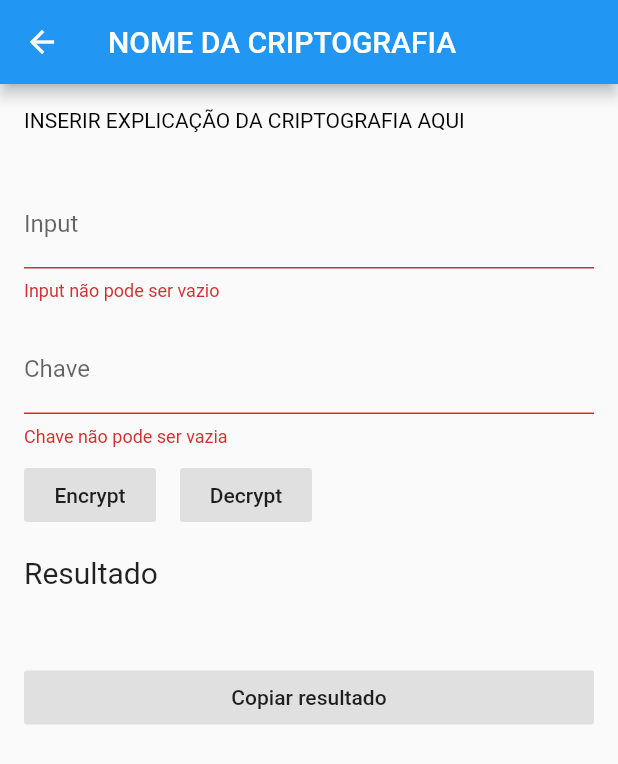
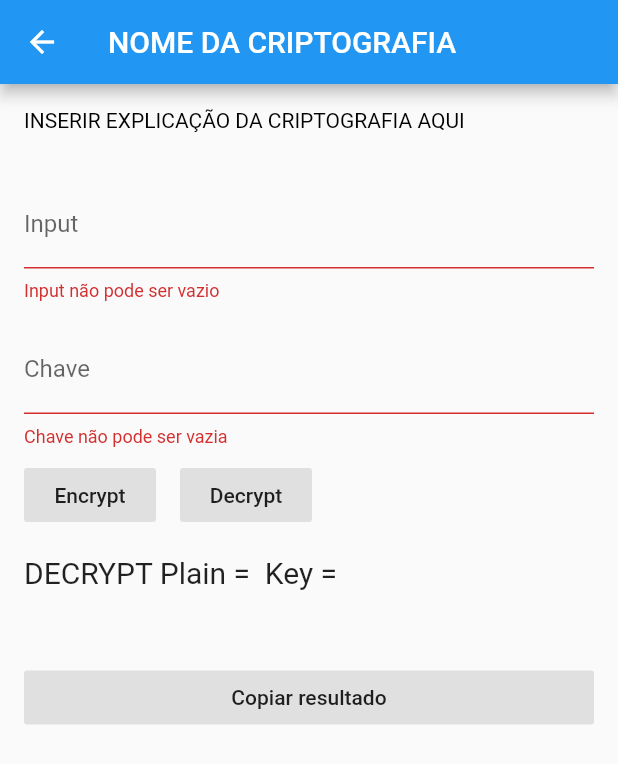
Before and after one commit to arielzao150/the_code_app, a Flutter app: the NOME_DA_CRIPTOGRAFIA screen opened directly, after a tap on "Decrypt", on a phone screen of 412 x 824 dp. Shown: the top 764 px of the screen. Run offline on Flutter 3.47's test engine with Material 2 defaults, Android fonts, the phone set to English and light mode, and no system bars.

Commit message:
Update comChaveBase.dart

```diff
--- a/lib/UI/criptografias/comChaveBase.dart
+++ b/lib/UI/criptografias/comChaveBase.dart
@@ -108,7 +108,7 @@ class _NOME_DA_CRIPTOGRAFIAState extends State<NOME_DA_CRIPTOGRAFIA> {
                   color: Colors.grey.shade300,
                   onPressed: () {
                     setState(() {
-                      _output = CRIPTO.decrypt(_input.text);
+                      _output = CRIPTO.decrypt(_input.text, key: _key.text);
                     });
                   },
                   child: new Center(child: new Text("Decrypt")),
```
